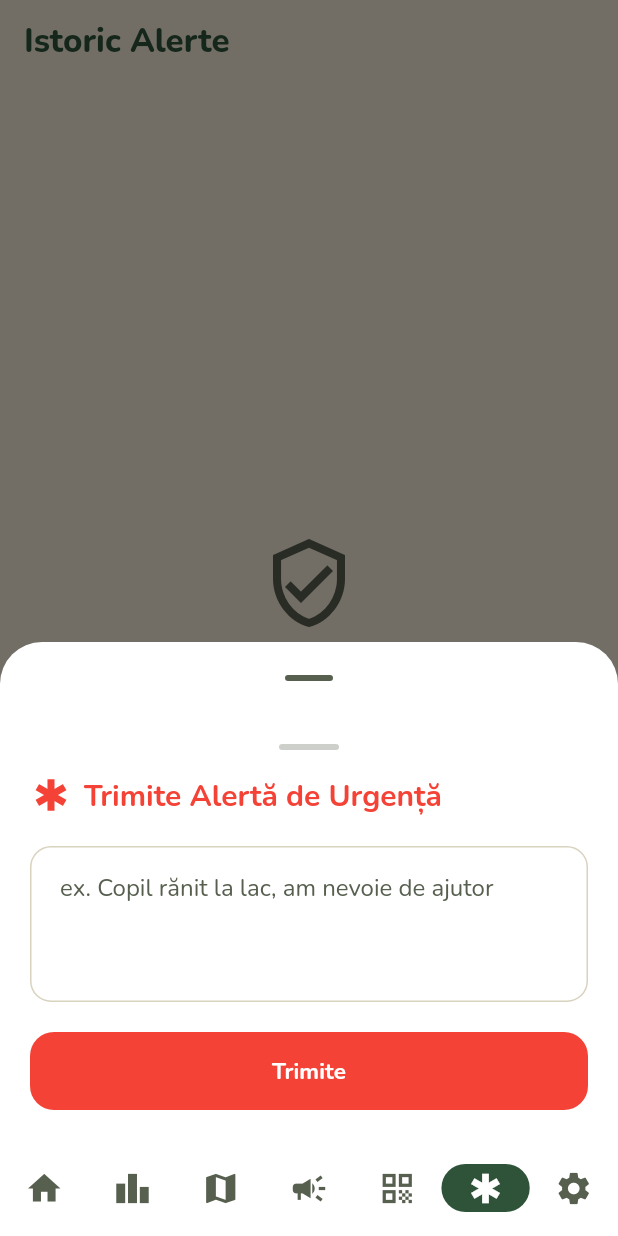
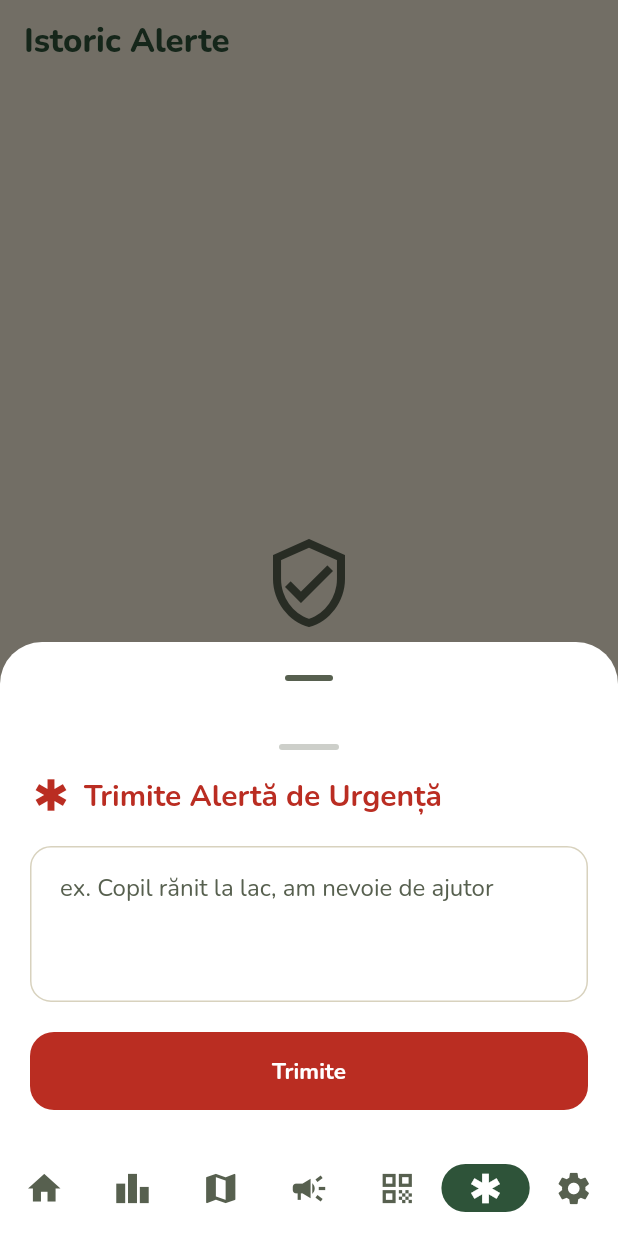
Before and after one commit to CostinCJ/CampConnect, a Flutter app: the EmergencyScreen screen opened by its route, after a tap on "Trimite Alertă de Urgență", on a phone screen of 412 x 824 dp. Run offline on Flutter 3.47's test engine with Material 3 defaults, Android fonts, the phone set to English and light mode, and no system bars; our stand-ins replace cached_network_image, cloud_firestore, cloud_functions, firebase_auth, firebase_core, firebase_crashlytics and 15 more; missing offline and left inert: flutter_map_tile_caching; accounts and stored records are empty; generated files the repository leaves out were written again.

Commit message:
fix(design): replace hardcoded Colors.red with colorScheme.error/errorContainer tokens

```diff
--- a/lib/features/auth/presentation/camp_session_screen.dart
+++ b/lib/features/auth/presentation/camp_session_screen.dart
@@ -116,7 +116,8 @@ class _CampSessionScreenState extends ConsumerState<CampSessionScreen> {
     final confirmed = await showDialog<bool>(
       context: context,
       builder: (ctx) => AlertDialog(
-        icon: const Icon(Icons.warning_amber, color: Colors.red, size: 40),
+        icon: Icon(Icons.warning_amber,
+            color: Theme.of(ctx).colorScheme.error, size: 40),
         title: Text(l10n.deleteSession),
         content: Text(l10n.deleteSessionConfirm),
         actions: [
--- a/lib/features/emergency/presentation/emergency_screen.dart
+++ b/lib/features/emergency/presentation/emergency_screen.dart
@@ -22,8 +22,8 @@ class EmergencyScreen extends ConsumerWidget {
       ),
       floatingActionButton: FloatingActionButton.extended(
         onPressed: () => _showSendAlertSheet(context, ref),
-        backgroundColor: Colors.red,
-        foregroundColor: Colors.white,
+        backgroundColor: theme.colorScheme.error,
+        foregroundColor: theme.colorScheme.onError,
         icon: const Icon(Icons.emergency),
         label: Text(l10n.sendEmergencyAlert),
       ),
@@ -90,7 +90,7 @@ class _EmergencyAlertCard extends StatelessWidget {
       shape: RoundedRectangleBorder(
         borderRadius: BorderRadius.circular(12),
         side: BorderSide(
-          color: Colors.red.withValues(alpha: 0.3),
+          color: theme.colorScheme.error.withValues(alpha: 0.3),
           width: 1.5,
         ),
       ),
@@ -101,13 +101,13 @@ class _EmergencyAlertCard extends StatelessWidget {
           children: [
             Row(
               children: [
-                const Icon(Icons.emergency, color: Colors.red, size: 20),
+                Icon(Icons.emergency, color: theme.colorScheme.error, size: 20),
                 const SizedBox(width: 8),
                 Expanded(
                   child: Text(
                     l10n.emergencyAlertTitle,
                     style: theme.textTheme.titleSmall?.copyWith(
-                      color: Colors.red,
+                      color: theme.colorScheme.error,
                       fontWeight: FontWeight.bold,
                     ),
                   ),
@@ -206,13 +206,13 @@ class _SendAlertSheetState extends ConsumerState<_SendAlertSheet> {
 
           Row(
             children: [
-              const Icon(Icons.emergency, color: Colors.red, size: 28),
+              Icon(Icons.emergency, color: theme.colorScheme.error, size: 28),
               const SizedBox(width: 8),
               Text(
                 l10n.sendEmergencyAlert,
                 style: theme.textTheme.titleLarge?.copyWith(
                   fontWeight: FontWeight.bold,
-                  color: Colors.red,
+                  color: theme.colorScheme.error,
                 ),
               ),
             ],
@@ -233,16 +233,16 @@ class _SendAlertSheetState extends ConsumerState<_SendAlertSheet> {
           FilledButton(
             onPressed: _isLoading ? null : _sendAlert,
             style: FilledButton.styleFrom(
-              backgroundColor: Colors.red,
-              foregroundColor: Colors.white,
+              backgroundColor: theme.colorScheme.error,
+              foregroundColor: theme.colorScheme.onError,
               padding: const EdgeInsets.symmetric(vertical: 16),
             ),
             child: _isLoading
-                ? const SizedBox(
+                ? SizedBox(
                     height: 20,
                     width: 20,
                     child: CircularProgressIndicator(
-                        strokeWidth: 2, color: Colors.white),
+                        strokeWidth: 2, color: theme.colorScheme.onError),
                   )
                 : Text(l10n.send),
           ),
@@ -269,7 +269,8 @@ class _SendAlertSheetState extends ConsumerState<_SendAlertSheet> {
     final confirmed = await showDialog<bool>(
       context: context,
       builder: (context) => AlertDialog(
-        icon: const Icon(Icons.warning_amber, color: Colors.red, size: 40),
+        icon: Icon(Icons.warning_amber,
+            color: Theme.of(context).colorScheme.error, size: 40),
         title: Text(l10n.emergencyConfirm),
         content: Text(l10n.emergencyConfirmMessage),
         actions: [
@@ -279,7 +280,9 @@ class _SendAlertSheetState extends ConsumerState<_SendAlertSheet> {
           ),
           FilledButton(
             onPressed: () => Navigator.of(context).pop(true),
-            style: FilledButton.styleFrom(backgroundColor: Colors.red),
+            style: FilledButton.styleFrom(
+              backgroundColor: Theme.of(context).colorScheme.error,
+            ),
             child: Text(l10n.send),
           ),
         ],
```
Also changed, not shown: lib/features/emergency/presentation/emergency_overlay.dart (+14 -11 lines), 1 other file.
